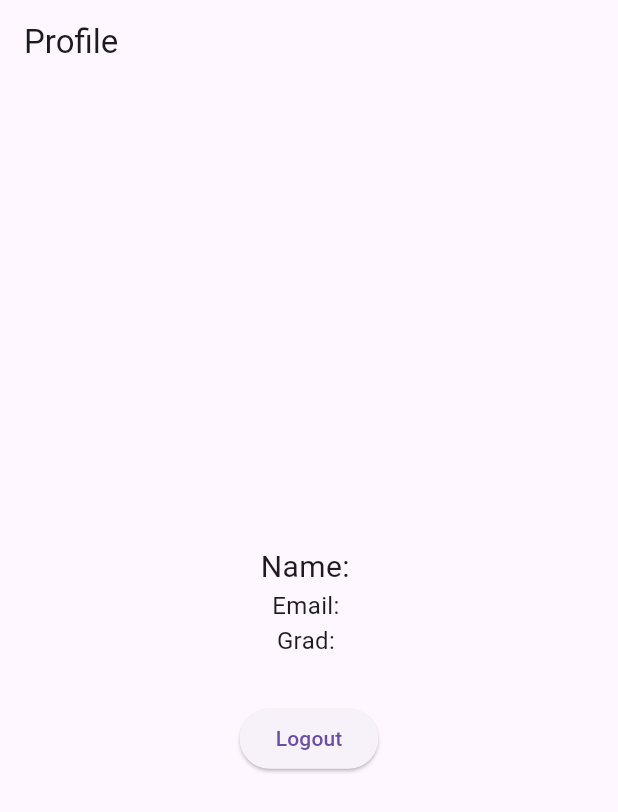
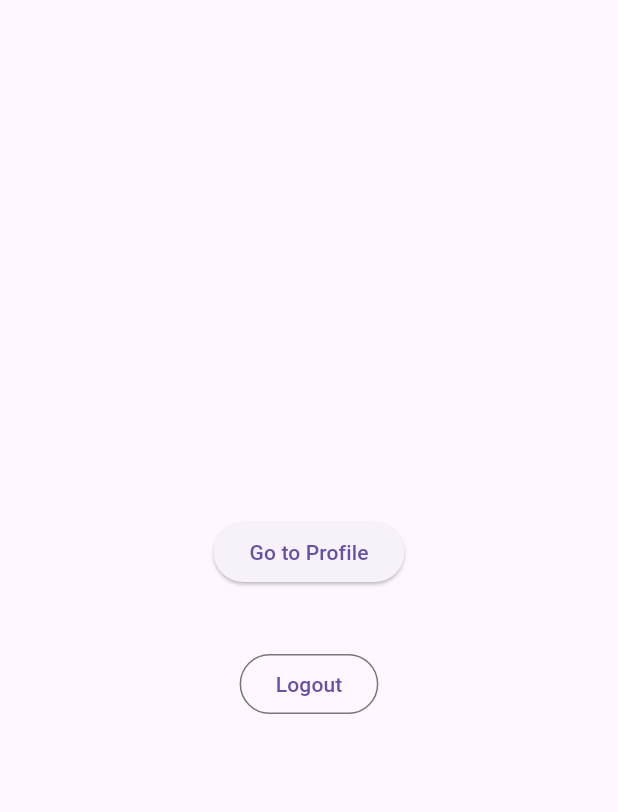
Before and after one commit to BingusCorporation/deli_hobby, a Flutter app: the LoggedInScreen screen opened directly, on a phone screen of 412 x 824 dp. Shown: the top 812 px of the screen. Run offline on Flutter 3.47's test engine with Material 3 defaults, Android fonts, the phone set to English and light mode, and no system bars; our stand-ins replace cloud_firestore, firebase_auth, firebase_core; accounts and stored records are empty.

Commit message:
revampovan profil

```diff
--- a/lib/auth/loggedin_screen.dart
+++ b/lib/auth/loggedin_screen.dart
@@ -1,65 +1,49 @@
 import 'package:flutter/material.dart';
 import 'package:firebase_auth/firebase_auth.dart';
-import 'package:cloud_firestore/cloud_firestore.dart';
 import 'login_screen.dart';
-
+import'../screens/profile.dart';
 class LoggedInScreen extends StatelessWidget {
   const LoggedInScreen({super.key});
 
   @override
   Widget build(BuildContext context) {
-    final user = FirebaseAuth.instance.currentUser!;
-    final uid = user.uid;
-
     return Scaffold(
-      appBar: AppBar(title: const Text("Profile")),
-      body: FutureBuilder<DocumentSnapshot>(
-        future:
-            FirebaseFirestore.instance.collection('users').doc(uid).get(),
-        builder: (context, snapshot) {
-          if (snapshot.connectionState == ConnectionState.waiting) {
-            return const Center(child: CircularProgressIndicator());
-          }
-
-          if (!snapshot.hasData || !snapshot.data!.exists) {
-            return const Center(child: Text("Profile not found"));
-          }
-
-          final data = snapshot.data!.data() as Map<String, dynamic>;
-
-          return Center(
+      body: SafeArea(
+        child: Center(
+          child: Padding(
+            padding: const EdgeInsets.symmetric(horizontal: 40.0),
             child: Column(
               mainAxisAlignment: MainAxisAlignment.center,
               children: [
-                Text(
-                  "Name: ${data['name']}",
-                  style: const TextStyle(fontSize: 20),
+                ElevatedButton(
+                  onPressed: () {
+                    Navigator.push(
+                      context,
+                      MaterialPageRoute(builder: (context) => const ProfileScreen()  )
+                    );
+                  },
+                  child: const Text("Go to Profile"),
                 ),
-                Text(
-                  "Email: ${data['email']}",
-                  style: const TextStyle(fontSize: 16),
-                ),
-                Text(
-                  "Grad: ${data['city']}",
-                  style:const TextStyle(fontSize: 16),
-                ),
-                const SizedBox(height: 30),
-                ElevatedButton(
+
+                const SizedBox(height: 40), // Larger gap before logout
+
+                // Logout Button
+                OutlinedButton(
                   onPressed: () async {
                     await FirebaseAuth.instance.signOut();
-                    Navigator.pushReplacement(
-                      context,
-                      MaterialPageRoute(
-                        builder: (_) => const LoginScreen(),
-                      ),
-                    );
+                    if (context.mounted) {
+                      Navigator.pushReplacement(
+                        context,
+                        MaterialPageRoute(builder: (_) => const LoginScreen()),
+                      );
+                    }
                   },
                   child: const Text("Logout"),
                 ),
               ],
             ),
-          );
-        },
+          ),
+        ),
       ),
     );
   }
--- a/lib/data/hobbies.dart
+++ b/lib/data/hobbies.dart
@@ -183,8 +183,6 @@ const Map<String, List<String>> hobbyCategories = {
     'Meditacija',
     'Ostalo',
   ],
-
-  // NEW ADDITIONS:
 
   'Ples': [
     'Balet',
```
Also changed, not shown: lib/screens/profile.dart (added, +218 -0 lines).
